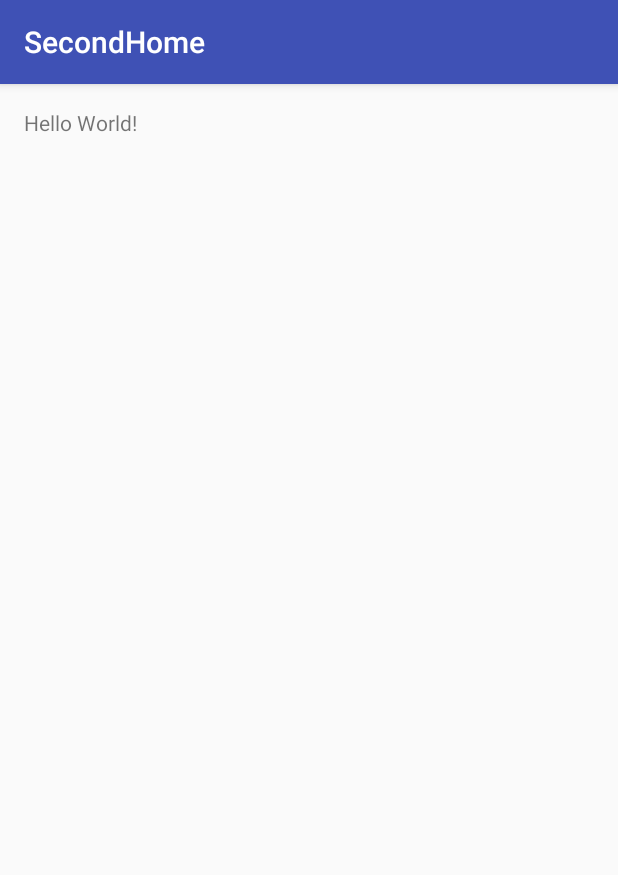
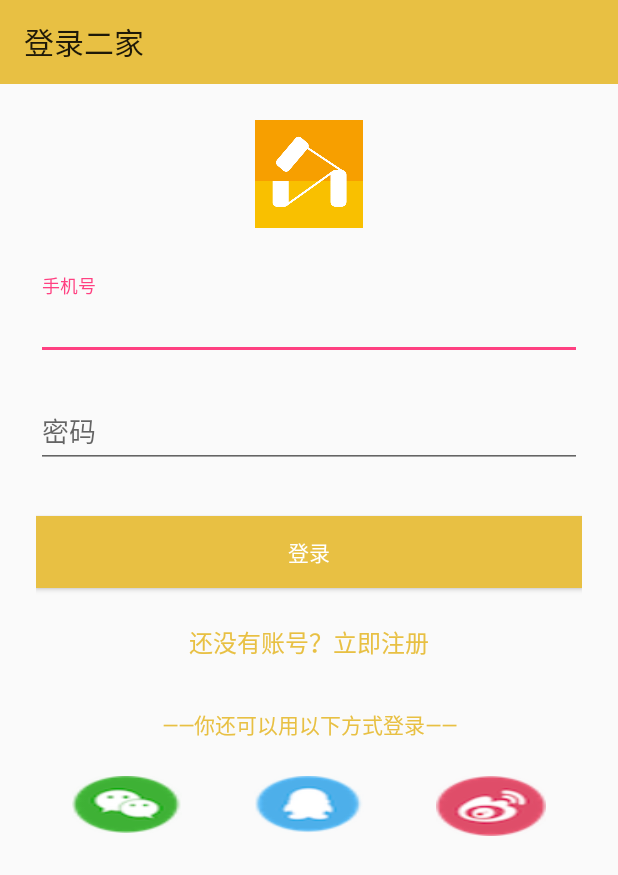
Before and after one commit to ShiyiGroup/secondHome, an Android app: the screen it shows after launch (MainActivity before the commit, LoginActivity after it), on a phone screen of 412 x 824 dp. Shown: the top 875 px of the screen. Run offline under Robolectric (Android 15) with nearby library versions, the phone set to English and light mode, and no system bars; our stand-ins replace ButterKnife.

Commit message:
login ／signup UI

```diff
--- a/app/src/main/AndroidManifest.xml
+++ b/app/src/main/AndroidManifest.xml
@@ -8,13 +8,15 @@
         android:label="@string/app_name"
         android:supportsRtl="true"
         android:theme="@style/AppTheme">
-        <activity android:name=".MainActivity">
+        <activity android:name=".LoginActivity">
             <intent-filter>
                 <action android:name="android.intent.action.MAIN" />
 
                 <category android:name="android.intent.category.LAUNCHER" />
             </intent-filter>
         </activity>
+        <activity android:name=".SignupActivity"/>
+        <activity android:name=".MainActivity" />
     </application>
 
 </manifest>
--- /dev/null
+++ b/app/src/main/java/com/shiyi/secondhome/LoginActivity.java
@@ -0,0 +1,36 @@
+package com.shiyi.secondhome;
+
+import android.content.Intent;
+import android.os.Bundle;
+import android.support.v7.app.AppCompatActivity;
+import android.support.v7.widget.AppCompatButton;
+import android.support.v7.widget.Toolbar;
+
+import butterknife.BindView;
+import butterknife.ButterKnife;
+import butterknife.OnClick;
+
+/**
+ * Created by kiko on 2017/2/10.
+ */
+public class LoginActivity extends AppCompatActivity {
+    @BindView(R.id.toolbar)
+    Toolbar toolbar;
+
+    @OnClick(R.id.link_signup)
+    public void toSignup(){
+        Intent intent = new Intent(LoginActivity.this, SignupActivity.class);
+        startActivity(intent);
+    }
+
+    @Override
+    protected void onCreate(Bundle savedInstanceState) {
+        super.onCreate(savedInstanceState);
+        setContentView(R.layout.activity_login);
+        ButterKnife.bind(this);
+        toolbar.setTitle("登录二家");
+        setSupportActionBar(toolbar);
+
+    }
+
+}
--- a/app/src/main/java/com/shiyi/secondhome/MainActivity.java
+++ b/app/src/main/java/com/shiyi/secondhome/MainActivity.java
@@ -9,5 +9,6 @@ public class MainActivity extends AppCompatActivity {
     protected void onCreate(Bundle savedInstanceState) {
         super.onCreate(savedInstanceState);
         setContentView(R.layout.activity_main);
+
     }
 }
--- /dev/null
+++ b/app/src/main/res/layout/activity_login.xml
@@ -0,0 +1,129 @@
+<?xml version="1.0" encoding="utf-8"?>
+<ScrollView xmlns:android="http://schemas.android.com/apk/res/android"
+    android:layout_width="match_parent"
+    android:layout_height="match_parent"
+    android:fitsSystemWindows="true">
+
+    <LinearLayout
+        android:layout_width="fill_parent"
+        android:layout_height="wrap_content"
+        android:orientation="vertical">
+
+        <include layout="@layout/toolbar" />
+
+     <LinearLayout
+        android:orientation="vertical"
+        android:layout_width="match_parent"
+        android:layout_height="wrap_content"
+        android:paddingTop="24dp"
+        android:paddingLeft="24dp"
+        android:paddingRight="24dp">
+
+        <ImageView android:src="@drawable/logo"
+            android:layout_width="wrap_content"
+            android:layout_height="72dp"
+            android:layout_marginBottom="24dp"
+            android:layout_gravity="center_horizontal" />
+
+        <!--  Phone Label -->
+        <android.support.design.widget.TextInputLayout
+            android:layout_width="match_parent"
+            android:layout_height="wrap_content"
+            android:layout_marginTop="8dp"
+            android:layout_marginBottom="8dp">
+            <EditText android:id="@+id/input_phone"
+                android:layout_width="match_parent"
+                android:layout_height="match_parent"
+                android:inputType="number"
+                android:hint="@string/phone_number" />
+        </android.support.design.widget.TextInputLayout>
+
+
+        <!-- Password Label -->
+        <android.support.design.widget.TextInputLayout
+            android:layout_width="match_parent"
+            android:layout_height="wrap_content"
+            android:layout_marginTop="8dp"
+            android:layout_marginBottom="8dp">
+            <EditText android:id="@+id/input_password"
+                android:layout_width="match_parent"
+                android:layout_height="wrap_content"
+                android:inputType="textPassword"
+                android:hint="@string/password"/>
+        </android.support.design.widget.TextInputLayout>
+
+        <!-- Login Button -->
+        <android.support.v7.widget.AppCompatButton
+            android:id="@+id/btn_signup"
+            android:layout_width="fill_parent"
+            android:layout_height="wrap_content"
+            android:layout_marginTop="24dp"
+            android:layout_marginBottom="24dp"
+            android:padding="12dp"
+            android:text="@string/login"
+            android:textColor="@color/text"
+            android:background="@color/colorPrimary"/>
+
+        <TextView
+            android:id="@+id/link_signup"
+            android:clickable="true"
+            android:layout_width="fill_parent"
+            android:layout_height="wrap_content"
+            android:layout_marginBottom="24dp"
+            android:text="@string/tosignup"
+            android:textColor="@color/colorPrimary"
+            android:gravity="center"
+            android:textSize="16dip"/>
+
+        <!--设计成一张图片 background设置-->
+        <TextView
+            android:layout_width="match_parent"
+            android:layout_height="wrap_content"
+            android:textColor="@color/colorPrimary"
+            android:text="@string/thrid_way_login"
+            android:gravity="center_horizontal"
+            android:layout_marginTop="8dp"
+            android:layout_marginBottom="8dp"/>
+
+        <LinearLayout
+            android:layout_width="match_parent"
+            android:layout_height="wrap_content"
+            android:layout_marginTop="16dp"
+            android:layout_marginBottom="8dp">
+            <ImageButton
+                android:id="@+id/wechat"
+                android:layout_width="wrap_content"
+                android:layout_weight="1"
+                android:layout_height="wrap_content"
+                android:layout_marginRight="24dp"
+                android:layout_marginLeft="24dp"
+                android:scaleType="fitCenter"
+                android:background="@drawable/wechat"
+                android:contentDescription="@string/wechat"/>
+            <ImageButton
+                android:id="@+id/qq"
+                android:layout_width="wrap_content"
+                android:layout_weight="1"
+                android:layout_height="wrap_content"
+                android:layout_marginRight="24dp"
+                android:layout_marginLeft="24dp"
+                android:scaleType="fitCenter"
+                android:background="@drawable/qq"
+                android:contentDescription="@string/qq"/>
+            <ImageButton
+                android:id="@+id/weibo"
+                android:layout_width="wrap_content"
+                android:layout_weight="1"
+                android:layout_height="wrap_content"
+                android:layout_marginRight="24dp"
+                android:layout_marginLeft="24dp"
+                android:scaleType="fitCenter"
+                android:background="@drawable/weibo"
+                android:contentDescription="@string/weibo"/>
+        </LinearLayout>
+
+
+      </LinearLayout>
+    </LinearLayout>
+
+</ScrollView>
--- /dev/null
+++ b/app/src/main/res/layout/toolbar.xml
@@ -0,0 +1,13 @@
+<?xml version="1.0" encoding="utf-8"?>
+<android.support.v7.widget.Toolbar xmlns:android="http://schemas.android.com/apk/res/android"
+    xmlns:app="http://schemas.android.com/apk/res-auto"
+    android:id="@+id/toolbar"
+    android:layout_width="match_parent"
+    android:layout_height="wrap_content"
+    android:background="?attr/colorPrimary"
+    android:minHeight="?attr/actionBarSize"
+    android:textColor="@color/text"
+    app:popupTheme="@style/ThemeOverlay.AppCompat.Light"
+    app:theme="@style/ThemeOverlay.AppCompat.ActionBar" >
+
+</android.support.v7.widget.Toolbar>
--- /dev/null
+++ b/app/src/main/res/values-v21/styles.xml
@@ -0,0 +1,5 @@
+<resources >
+
+
+
+</resources>
--- a/app/src/main/res/values/colors.xml
+++ b/app/src/main/res/values/colors.xml
@@ -1,6 +1,7 @@
 <?xml version="1.0" encoding="utf-8"?>
 <resources>
-    <color name="colorPrimary">#3F51B5</color>
-    <color name="colorPrimaryDark">#303F9F</color>
+    <color name="colorPrimary">#e8c043</color>
+    <color name="colorPrimaryDark">#e8c043</color>
     <color name="colorAccent">#FF4081</color>
+    <color name="text">#FFFFFF</color>
 </resources>
--- a/app/src/main/res/values/dimens.xml
+++ b/app/src/main/res/values/dimens.xml
@@ -2,4 +2,5 @@
     <!-- Default screen margins, per the Android Design guidelines. -->
     <dimen name="activity_horizontal_margin">16dp</dimen>
     <dimen name="activity_vertical_margin">16dp</dimen>
+    <dimen name="fab_margin">16dp</dimen>
 </resources>
--- a/app/src/main/res/values/strings.xml
+++ b/app/src/main/res/values/strings.xml
@@ -1,3 +1,16 @@
 <resources>
     <string name="app_name">SecondHome</string>
+    <string name="title_activity_signup">SignupActivity</string>
+    <string name="phone_number">手机号</string>
+    <string name="password">密码</string>
+    <string name="captcha">验证码</string>
+    <string name="get_captcha">获取验证码</string>
+    <string name="sign_up">注册</string>
+    <string name="login">登录</string>
+    <string name="tologin">已有账号？点此登录</string>
+    <string name="tosignup">还没有账号？立即注册</string>
+    <string name="thrid_way_login">——你还可以用以下方式登录——</string>
+    <string name="wechat">微信</string>
+    <string name="qq">qq</string>
+    <string name="weibo">微博</string>
 </resources>
--- a/app/src/main/res/values/styles.xml
+++ b/app/src/main/res/values/styles.xml
@@ -1,11 +1,16 @@
 <resources>
 
     <!-- Base application theme. -->
-    <style name="AppTheme" parent="Theme.AppCompat.Light.DarkActionBar">
+    <style name="AppTheme" parent="Theme.AppCompat.Light.NoActionBar">
         <!-- Customize your theme here. -->
         <item name="colorPrimary">@color/colorPrimary</item>
         <item name="colorPrimaryDark">@color/colorPrimaryDark</item>
         <item name="colorAccent">@color/colorAccent</item>
+
     </style>
 
+    <style name="AppTheme.AppBarOverlay" parent="ThemeOverlay.AppCompat.Dark.ActionBar" />
+
+    <style name="AppTheme.PopupOverlay" parent="ThemeOverlay.AppCompat.Light" />
+
 </resources>
--- a/build.gradle
+++ b/build.gradle
@@ -1,13 +1,15 @@
 // Top-level build file where you can add configuration options common to all sub-projects/modules.
+
 
 buildscript {
     repositories {
         jcenter()
     }
     dependencies {
-        classpath 'com.android.tools.build:gradle:2.0.0'
+        classpath 'com.android.tools.build:gradle:2.2.3'
+        classpath 'com.jakewharton:butterknife-gradle-plugin:8.5.1'
 
-        // NOTE: Do not place your application dependencies here; they belong
+     // NOTE: Do not place your application dependencies here; they belong
         // in the individual module build.gradle files
     }
 }
```
Also changed, not shown: app/build.gradle (+9 -5 lines), app/src/main/java/com/shiyi/secondhome/SignupActivity.java (added, +52 -0 lines), app/src/main/res/layout/activity_signup.xml (added, +115 -0 lines), app/src/main/res/drawable/logo.jpg (added), app/src/main/res/drawable/qq.png (added), app/src/main/res/drawable/wechat.png (added), app/src/main/res/drawable/weibo.png (added), gradle/wrapper/gradle-wrapper.properties.
